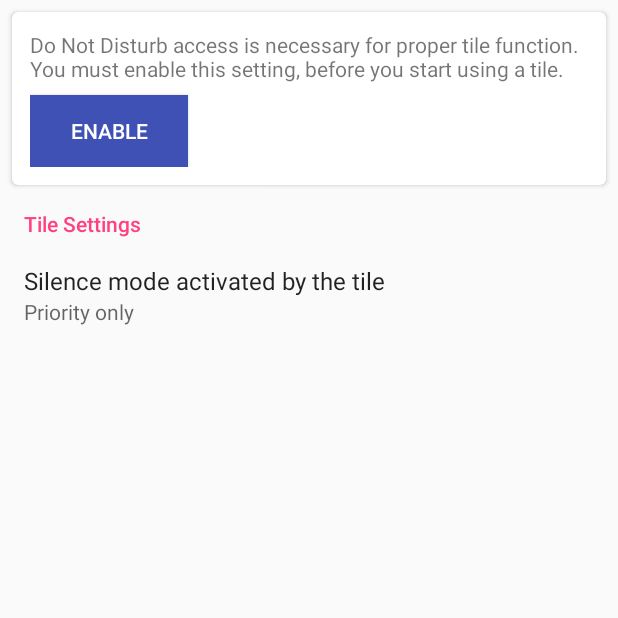
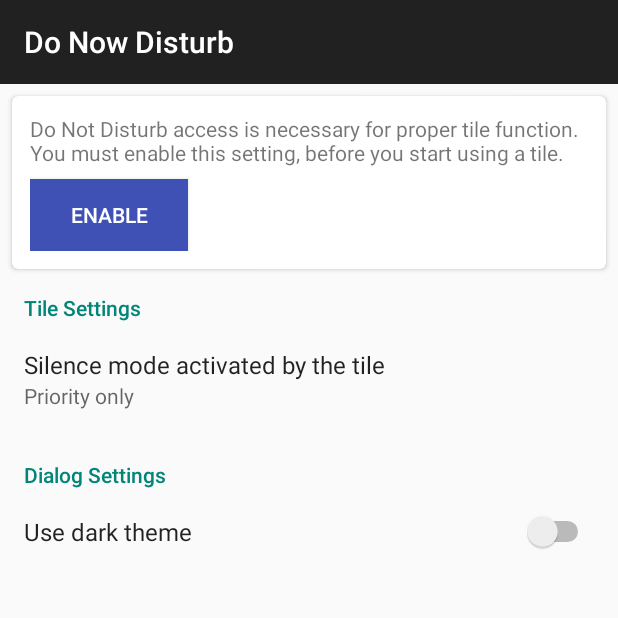
Before and after one commit to macdems/DoNowDisturb, an Android app: the screen it shows after launch (MainActivity), on a phone screen of 412 x 824 dp, the top half of it. Run offline under Robolectric (Android 15) with nearby library versions, the phone set to English and light mode, and no system bars.

Commit message:
Tuned the look.
The time dialog color can be selected in preferences.

```diff
--- a/app/src/main/AndroidManifest.xml
+++ b/app/src/main/AndroidManifest.xml
@@ -12,7 +12,7 @@
         android:label="@string/app_name"
         android:roundIcon="@mipmap/ic_launcher_round"
         android:supportsRtl="true"
-        android:theme="@style/AppTheme">
+        android:theme="@style/Theme.AppCompat.Light.DarkActionBar">
 
         <receiver android:name="com.macdems.disturbnow.DisturbAlarm"/>
 
--- a/app/src/main/java/com/macdems/disturbnow/DisturbAlarm.java
+++ b/app/src/main/java/com/macdems/disturbnow/DisturbAlarm.java
@@ -18,7 +18,7 @@ public class DisturbAlarm extends BroadcastReceiver {
     public void onReceive(Context context, Intent intent) {
         NotificationManager nm = (NotificationManager)context.getSystemService(Context.NOTIFICATION_SERVICE);
         nm.setInterruptionFilter(NotificationManager.INTERRUPTION_FILTER_ALL);
-        Toast.makeText(context, R.string.turned_off, Toast.LENGTH_LONG).show();
+        //Toast.makeText(context, R.string.turned_off, Toast.LENGTH_LONG).show();
         Log.d("DoNowDisturb", "turned off DND mode");
     }
 
--- a/app/src/main/res/layout/main.xml
+++ b/app/src/main/res/layout/main.xml
@@ -7,6 +7,15 @@
     android:layout_height="wrap_content"
     android:orientation="vertical"
     tools:context="com.macdems.disturbnow.MainActivity">
+
+    <android.support.v7.widget.Toolbar
+        android:id="@+id/toolbar"
+        android:layout_width="match_parent"
+        android:layout_height="wrap_content"
+        android:background="?attr/colorPrimary"
+        android:minHeight="?attr/actionBarSize"
+        android:theme="?attr/actionBarTheme"
+        app:title="@string/app_name" />
 
     <android.support.v7.widget.CardView
         android:id="@+id/permission_card"
@@ -29,7 +38,7 @@
             <TextView
                 android:id="@+id/text"
                 android:layout_width="wrap_content"
-                android:layout_height="wrap_content"
+                android:layout_height="0dp"
                 android:layout_marginBottom="8dp"
                 android:layout_weight="1"
                 android:text="@string/policy_control_disabled"
@@ -52,7 +61,8 @@
 
     </android.support.v7.widget.CardView>
 
-    <ListView android:id="@android:id/list"
+    <ListView
+        android:id="@android:id/list"
         android:layout_width="fill_parent"
         android:layout_height="fill_parent" />
 
--- a/app/src/main/res/values/strings.xml
+++ b/app/src/main/res/values/strings.xml
@@ -16,8 +16,11 @@
         <item>alarms</item>
         <item>none</item>
     </string-array>
+    <string name="dialog_settings">Dialog Settings</string>
+    <string name="dark_theme_label">Use dark theme</string>
     <string name="tile_label">Do not disturb</string>
-    <string name="select_end_time">Select Silence End Time</string>
+    <string name="select_end_time">Do not disturb until</string>
+    <string name="keep_silent">Keep</string>
     <string name="turn_off_time" formatted="false">Silenced until %d:%02d</string>
     <string name="turned_off">Do Not Disturb mode turned off</string>
 </resources>
--- a/app/src/main/res/xml/preferences.xml
+++ b/app/src/main/res/xml/preferences.xml
@@ -10,5 +10,13 @@
             android:key="silence_mode"
             android:summary="%s"
             android:title="@string/silence_mode_label" />
+
+
+    </PreferenceCategory>
+    <PreferenceCategory android:title="@string/dialog_settings">
+        <SwitchPreference
+            android:defaultValue="false"
+            android:key="dark_theme"
+            android:title="@string/dark_theme_label"></SwitchPreference>
     </PreferenceCategory>
 </PreferenceScreen>
```
Also changed, not shown: app/src/main/java/com/macdems/disturbnow/DNDTileService.java (+18 -17 lines), app/src/main/java/com/macdems/disturbnow/TimeDialog.java (added, +113 -0 lines), app/src/main/res/layout/time_dialog.xml (added, +12 -0 lines), 1 other file.
